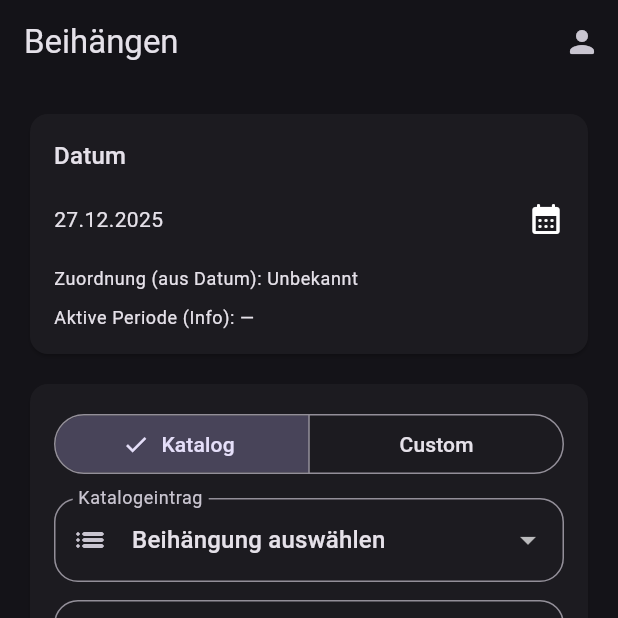
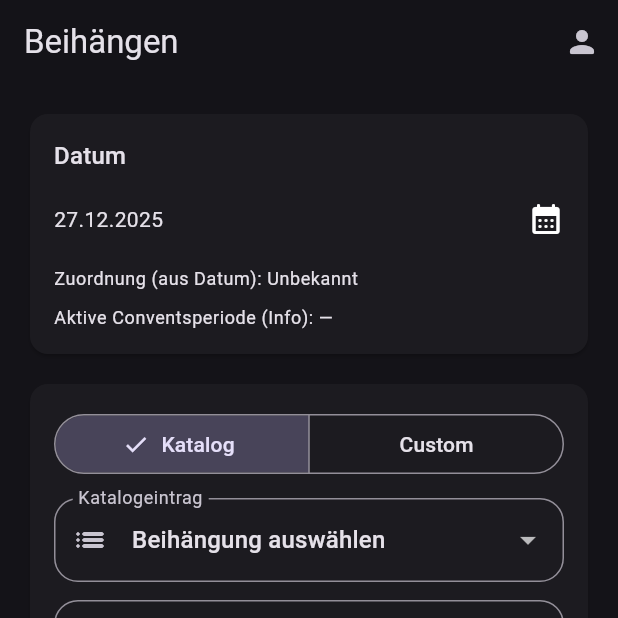
Before and after one commit to herzsoft-org/verhaaarm-app, a Flutter app: the FineFormPage screen opened by its route, on a phone screen of 412 x 824 dp, the top half of it. Run offline on Flutter 3.47's test engine with Material 3 defaults, Android fonts, the phone set to English and light mode, and no system bars; our stand-ins replace device_info_plus, dio, file_picker, flutter_secure_storage, go_router, image_picker and 3 more; missing offline and left inert: dart:html, jwt_decode; accounts and stored records are empty; network calls fail.

Commit message:
home screen fix und text fixes

```diff
--- a/lib/features/events/event_form_page.dart
+++ b/lib/features/events/event_form_page.dart
@@ -399,7 +399,7 @@ class _EventFormPageState extends State<EventFormPage> {
                     contentPadding: EdgeInsets.zero,
                     leading:
                     const Icon(Icons.calendar_month_rounded),
-                    title: const Text('Periode (automatisch)'),
+                    title: const Text('Conventsperiode (automatisch)'),
                     subtitle: Text(derivedText),
                   ),
 
--- a/lib/features/events/events_page.dart
+++ b/lib/features/events/events_page.dart
@@ -419,8 +419,8 @@ class _PeriodSection extends StatelessWidget {
     final p = period;
 
     final header = (p == null)
-        ? (pg.periodId == 'unknown' ? 'Periode: Unbekannt' : 'Periode: ${pg.periodId}')
-        : 'Periode: ${Format.dateShort(p.startAt)} – ${Format.dateShort(p.endAt)}';
+        ? (pg.periodId == 'unknown' ? 'Conventsperiode: Unbekannt' : 'Conventsperiode: ${pg.periodId}')
+        : 'Conventsperiode: ${Format.dateShort(p.startAt)} – ${Format.dateShort(p.endAt)}';
 
     final now = DateTime.now();
     final visibleEvents = pg.events.where((e) {
--- a/lib/features/fines/fine_detail_page.dart
+++ b/lib/features/fines/fine_detail_page.dart
@@ -334,7 +334,7 @@ class _FineDetailPageState extends State<FineDetailPage> {
                   Text('Semester: ${p?.semester ?? 'Unbekannt'}'),
                   const SizedBox(height: 8),
                   Text(
-                    'Periode: ${p == null ? 'Unbekannt' : '${Format.dateShort(p.startAt)} – ${Format.dateShort(p.endAt)}'}',
+                    'Conventsperiode: ${p == null ? 'Unbekannt' : '${Format.dateShort(p.startAt)} – ${Format.dateShort(p.endAt)}'}',
                   ),
                   const SizedBox(height: 8),
                   Text('Ersteller: ${_userLabel(fine.creatorUserId)}'),
--- a/lib/features/fines/fine_form_page.dart
+++ b/lib/features/fines/fine_form_page.dart
@@ -343,7 +343,7 @@ class _FineFormPageState extends State<FineFormPage> {
                   ),
                   const SizedBox(height: 10),
                   Text(
-                    'Aktive Periode (Info): ${_activePeriod == null ? '—' : _activePeriod!.semester}',
+                    'Aktive Conventsperiode (Info): ${_activePeriod == null ? '—' : _activePeriod!.semester}',
                     style: Theme.of(context).textTheme.bodySmall,
                   ),
                 ],
--- a/lib/features/fines/fines_list_page.dart
+++ b/lib/features/fines/fines_list_page.dart
@@ -114,7 +114,7 @@ class _FinesListPageState extends State<FinesListPage> {
             if (grouped.isEmpty)
               const Padding(
                 padding: EdgeInsets.all(8),
-                child: Text('Keine Perioden gefunden.'),
+                child: Text('Keine Prioden gefunden.'),
               ),
             for (final sem in grouped)
               _SemesterSection(
@@ -308,8 +308,8 @@ class _PeriodSection extends StatelessWidget {
   @override
   Widget build(BuildContext context) {
     final header = (period.id == 'unknown')
-        ? 'Periode: Unbekannt (Datum passt zu keiner Periode)'
-        : 'Periode: ${Format.dateShort(period.startAt)} – ${Format.dateShort(period.endAt)}';
+        ? 'Conventsperiode: Unbekannt (Datum passt zu keiner Conventsperiode)'
+        : 'Conventsperiode: ${Format.dateShort(period.startAt)} – ${Format.dateShort(period.endAt)}';
 
     final flags = <Widget>[];
     if (period.active == true) flags.add(_Chip(text: 'Aktiv', icon: Icons.play_arrow_rounded));
@@ -331,7 +331,7 @@ class _PeriodSection extends StatelessWidget {
             Padding(
               padding: const EdgeInsets.only(bottom: 8),
               child: Text(
-                'Keine Beihängungen in dieser Periode.',
+                'Keine Beihängungen in dieser Conventsperiode.',
                 style: Theme.of(context).textTheme.bodySmall,
               ),
             ),
--- a/lib/features/fines/my_fines_page.dart
+++ b/lib/features/fines/my_fines_page.dart
@@ -267,7 +267,7 @@ class _MyFinesPageState extends State<MyFinesPage> {
               Padding(
                 padding: const EdgeInsets.fromLTRB(8, 4, 8, 12),
                 child: Text(
-                  'Aktive Periode: ${_activePeriod!.semester}',
+                  'Aktive Conventsperiode: ${_activePeriod!.semester}',
                   style: Theme.of(context).textTheme.bodySmall,
                 ),
               ),
@@ -436,8 +436,8 @@ class _PeriodSection extends StatelessWidget {
   Widget build(BuildContext context) {
     final p = period;
     final header = (p == null)
-        ? 'Periode: Unbekannt'
-        : 'Periode: ${Format.dateShort(p.startAt)} – ${Format.dateShort(p.endAt)}';
+        ? 'Conventsperiode: Unbekannt'
+        : 'Conventsperiode: ${Format.dateShort(p.startAt)} – ${Format.dateShort(p.endAt)}';
 
     final sumCents = pg.fines.fold<int>(0, (acc, f) {
       final amount = f.amountCents ?? 0;
--- a/lib/features/home/home_page.dart
+++ b/lib/features/home/home_page.dart
@@ -386,7 +386,9 @@ class _HomePageState extends State<HomePage> with RouteAware {
               ),
               const SizedBox(height: 6),
               Text(
-                period == null ? 'Keine aktive Conventsperiode' : 'Periode: ${period.semester}',
+                period == null
+                    ? 'Keine aktive Conventsperiode'
+                    : 'Conventsperiode: ${Format.dateShort(period.startAt)} – ${Format.dateShort(period.endAt)}',
                 style: Theme.of(context).textTheme.bodySmall,
               ),
             ],
--- a/lib/features/office/office_page.dart
+++ b/lib/features/office/office_page.dart
@@ -34,7 +34,7 @@ class OfficePage extends StatelessWidget {
               ListTile(
                 leading: const Icon(Icons.list_alt_rounded),
                 title: const Text('Alle Beihängungen'),
-                subtitle: const Text('Alle Nutzer, alle Perioden (nach Backend-Rechten)'),
+                subtitle: const Text('Alle Nutzer, alle Conventsperioden (nach Backend-Rechten)'),
                 onTap: () => context.push('/fines'),
               ),
               if (canAcceptSuggestions)
@@ -56,7 +56,7 @@ class OfficePage extends StatelessWidget {
 
           if (canPeriods)
             _Section(
-              title: 'Semester & Perioden',
+              title: 'Semester & Conventsperioden',
               children: [
                 ListTile(
                   leading: const Icon(Icons.date_range_rounded),
--- a/lib/features/office/periods/period_form_page.dart
+++ b/lib/features/office/periods/period_form_page.dart
@@ -315,7 +315,7 @@ class _PeriodFormPageState extends State<PeriodFormPage> {
     final semesterMissing = _semesterValue == null || _semesterValue!.trim().isEmpty;
 
     return AppScaffold(
-      title: isEdit ? 'Periode bearbeiten' : 'Periode erstellen',
+      title: isEdit ? 'Conventsperiode bearbeiten' : 'Conventsperiode erstellen',
       actions: [
         IconButton(
           tooltip: 'Speichern',
--- a/lib/features/office/periods/periods_page.dart
+++ b/lib/features/office/periods/periods_page.dart
@@ -72,7 +72,7 @@ class _PeriodsPageState extends State<PeriodsPage> {
       if (!mounted) return;
       await _load();
       if (!mounted) return;
-      ScaffoldMessenger.of(context).showSnackBar(const SnackBar(content: Text('Periode aktiviert.')));
+      ScaffoldMessenger.of(context).showSnackBar(const SnackBar(content: Text('Conventsperiode aktiviert.')));
     } catch (e) {
       if (!mounted) return;
       ScaffoldMessenger.of(context).showSnackBar(SnackBar(content: Text('Aktivieren fehlgeschlagen: $e')));
@@ -85,7 +85,7 @@ class _PeriodsPageState extends State<PeriodsPage> {
       if (!mounted) return;
       await _load();
       if (!mounted) return;
-      ScaffoldMessenger.of(context).showSnackBar(const SnackBar(content: Text('Periode gelockt.')));
+      ScaffoldMessenger.of(context).showSnackBar(const SnackBar(content: Text('Conventsperiode gelockt.')));
     } catch (e) {
       if (!mounted) return;
       ScaffoldMessenger.of(context).showSnackBar(SnackBar(content: Text('Lock fehlgeschlagen: $e')));
@@ -98,7 +98,7 @@ class _PeriodsPageState extends State<PeriodsPage> {
       if (!mounted) return;
       await _load();
       if (!mounted) return;
-      ScaffoldMessenger.of(context).showSnackBar(const SnackBar(content: Text('Periode entsperrt.')));
+      ScaffoldMessenger.of(context).showSnackBar(const SnackBar(content: Text('Conventsperiode entsperrt.')));
     } catch (e) {
       if (!mounted) return;
       ScaffoldMessenger.of(context).showSnackBar(SnackBar(content: Text('Unlock fehlgeschlagen: $e')));
@@ -152,7 +152,7 @@ class _PeriodsPageState extends State<PeriodsPage> {
       });
 
     return AppScaffold(
-      title: 'Semester / Perioden',
+      title: 'Semester / Conventsperioden',
       actions: [
         IconButton(
           tooltip: 'Neu laden',
@@ -173,7 +173,7 @@ class _PeriodsPageState extends State<PeriodsPage> {
           if (semesters.isEmpty)
             const Padding(
               padding: EdgeInsets.all(8),
-              child: Text('Keine Perioden gefunden.'),
+              child: Text('Keine Conventsperioden gefunden.'),
             ),
           for (final sem in semesters) ...[
             Padding(
```
